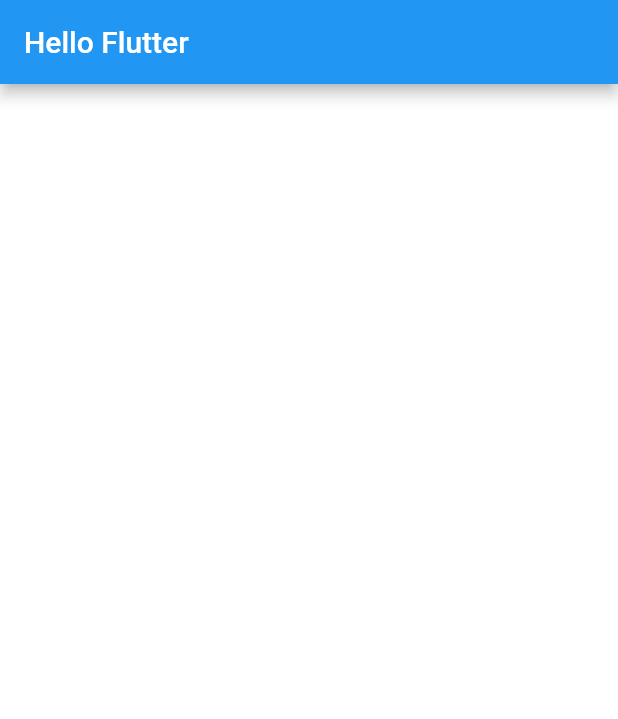
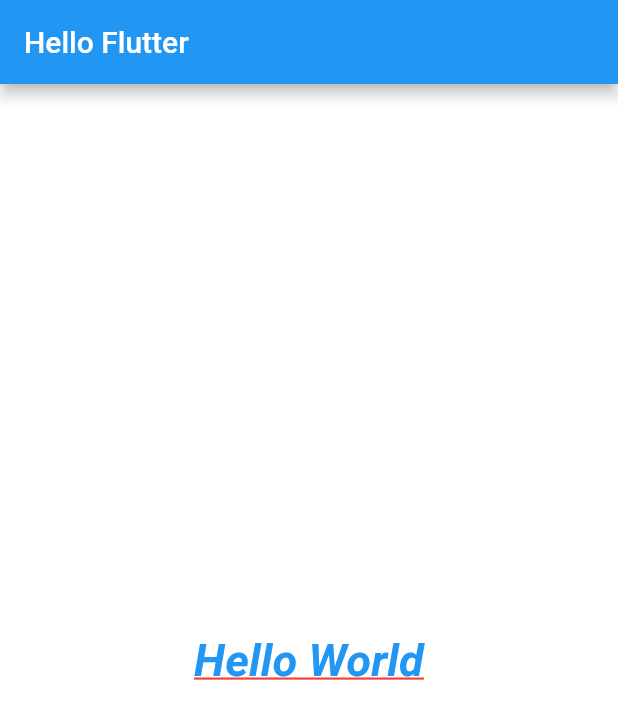
Before and after one commit to davihoffmann/widgets_example, a Flutter app: the screen it shows after launch, on a phone screen of 412 x 824 dp. Shown: the top 719 px of the screen. Run offline on Flutter 3.47's test engine with Material 2 defaults, Android fonts, the phone set to English and light mode, and no system bars.

Commit message:
modificado widget text com suas propridades de estilo

```diff
--- a/lib/main.dart
+++ b/lib/main.dart
@@ -22,6 +22,19 @@ class HomePage extends StatelessWidget {
       ),
       body: Container(
         color: Colors.white,
+        child: Center(
+          child: Text(
+            'Hello World',
+            style: TextStyle(
+              fontSize: 30,
+              color: Colors.blue,
+              fontWeight: FontWeight.bold,
+              fontStyle: FontStyle.italic,
+              decoration: TextDecoration.underline,
+              decorationColor: Colors.red,
+            ),
+          ),
+        ),
       ),
     );
   }
```
